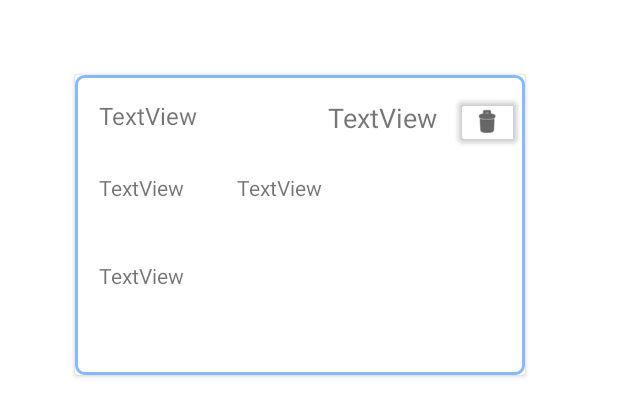
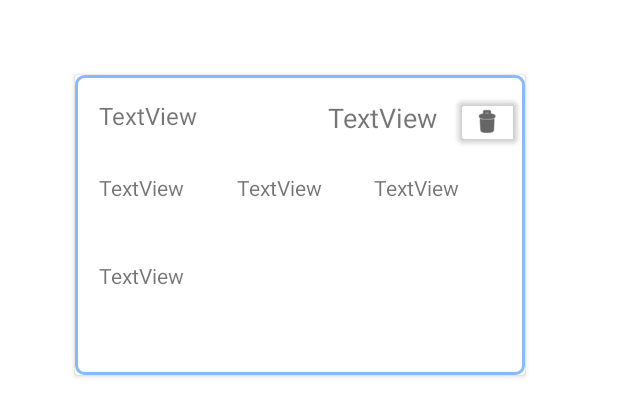
Before and after one commit to LezuLezu/s1120890_s1107714_iiatimd_app, an Android app: the layout card.xml on its own in the app's theme, with its tools: preview values and no code run, on a phone screen of 412 x 824 dp. Shown: the top 416 px of the screen. Run offline under Robolectric (Android 15) with nearby library versions, the phone set to English and light mode, and no system bars; network calls fail.

```diff
--- a/app/src/main/java/com/iatjrd/geld_lenen_app/MainActivity.java
+++ b/app/src/main/java/com/iatjrd/geld_lenen_app/MainActivity.java
@@ -123,7 +123,7 @@ public class MainActivity extends AppCompatActivity implements View.OnClickListe
             };
 //              Add to queue
             VolleySingleton.getInstance(this).addToRequestQueue(apiCall);
-            myAdapter = new ContentCardAdapter(loans);
+            myAdapter = new ContentCardAdapter(loans, user);
             recyclerView.setAdapter(myAdapter);
 
 //            AppDatabase db = Room.databaseBuilder(getApplicationContext(), AppDatabase.class, "LoanDb").allowMainThreadQueries().build();
--- a/app/src/main/res/layout/card.xml
+++ b/app/src/main/res/layout/card.xml
@@ -93,12 +93,25 @@
             android:layout_marginStart="16dp"
             android:layout_marginLeft="16dp"
             android:layout_marginBottom="16dp"
+            android:maxLength="90"
             android:text="TextView"
-            android:maxLength="90"
             app:layout_constraintBottom_toBottomOf="parent"
             app:layout_constraintEnd_toEndOf="parent"
             app:layout_constraintHorizontal_bias="0.0"
             app:layout_constraintStart_toStartOf="parent" />
 
+        <TextView
+            android:id="@+id/cardId"
+            android:layout_width="wrap_content"
+            android:layout_height="wrap_content"
+            android:layout_marginTop="49dp"
+            android:layout_marginEnd="44dp"
+            android:layout_marginRight="44dp"
+            android:layout_marginBottom="40dp"
+            android:text="TextView"
+            app:layout_constraintBottom_toTopOf="@+id/cardDescription"
+            app:layout_constraintEnd_toEndOf="parent"
+            app:layout_constraintTop_toTopOf="@+id/cardAmount" />
+
     </androidx.constraintlayout.widget.ConstraintLayout>
 </androidx.cardview.widget.CardView>
```
Also changed, not shown: app/src/main/java/com/iatjrd/geld_lenen_app/ContentCardAdapter.java (+77 -9 lines).
